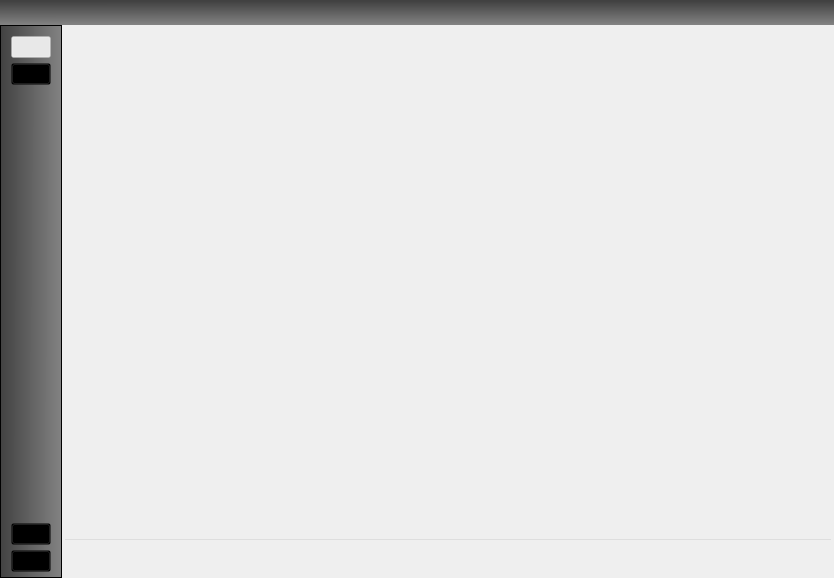
jirvoz/ivscd, file src/mainwindow.ui: the form before one commit.
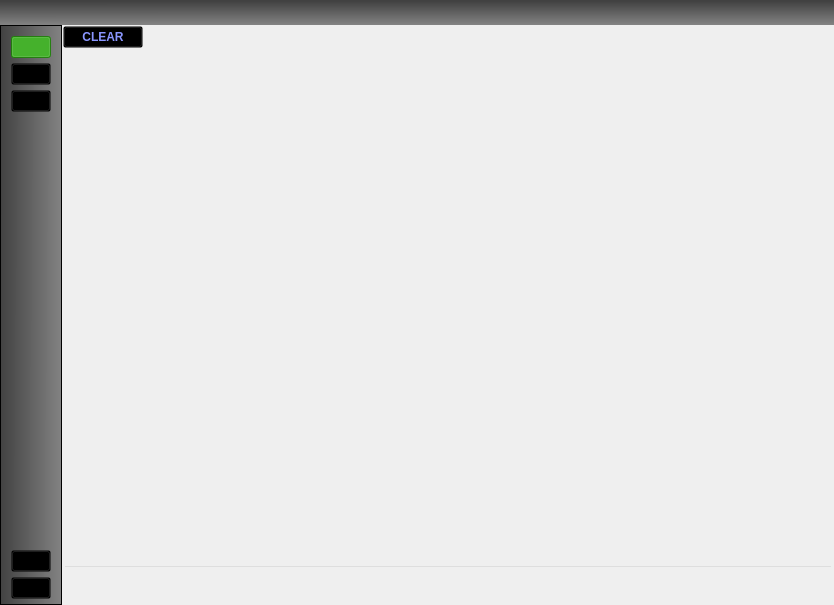
The form after the commit. The open tabs and pages were chosen to show the change. Icons and pictures are not drawn.

Patch:
```diff
--- a/src/mainwindow.ui
+++ b/src/mainwindow.ui
@@ -7,7 +7,7 @@
     <x>0</x>
     <y>0</y>
     <width>834</width>
-    <height>578</height>
+    <height>605</height>
    </rect>
   </property>
   <property name="sizePolicy">
@@ -27,7 +27,7 @@
    <property name="styleSheet">
     <string notr="true">background-color: rgba(0,0,0,0);</string>
    </property>
-   <layout class="QGridLayout" name="gridLayout_2" rowstretch="0,1,3,0" columnstretch="0,0,0" rowminimumheight="25,0,0,0">
+   <layout class="QGridLayout" name="gridLayout_2" rowstretch="0,1,3" columnstretch="0,0,0" rowminimumheight="25,0,0">
     <property name="leftMargin">
      <number>0</number>
     </property>
@@ -71,6 +71,9 @@
       <property name="layoutDirection">
        <enum>Qt::LeftToRight</enum>
       </property>
+      <property name="autoFillBackground">
+       <bool>false</bool>
+      </property>
       <property name="styleSheet">
        <string notr="true">QFrame{ background-color:  qlineargradient(spread:pad, x1:0, y1:0.528, x2:1, y2:0.534, stop:0 rgba(65, 65, 65, 255), stop:1 rgba(131, 131, 131, 255)); }
 
@@ -78,7 +81,7 @@
 QPushButton { background-color: rgba(0, 0, 0, 0); }
 QPushButton:pressed { background-color: rgba(255, 255, 255, 75);  }
 QPushButton:hover:!pressed { border: 1px solid rgb(238, 152, 45); background-color: rgba(238, 152, 45, 75); }
-QPushButton:checked { background-color: rgba(255,255,255,100); }</string>
+QPushButton:checked { background-color: rgba(31, 171, 0, 200); }</string>
       </property>
       <property name="frameShape">
        <enum>QFrame::Box</enum>
@@ -89,7 +92,7 @@
       <property name="lineWidth">
        <number>1</number>
       </property>
-      <layout class="QVBoxLayout" name="verticalLayout" stretch="0,0,1,0,0">
+      <layout class="QVBoxLayout" name="verticalLayout" stretch="0,0,0,1,0,0">
        <property name="spacing">
         <number>5</number>
        </property>
@@ -163,6 +166,32 @@
          </property>
         </widget>
        </item>
+       <item>
+        <widget class="QPushButton" name="bsDev">
+         <property name="focusPolicy">
+          <enum>Qt::NoFocus</enum>
+         </property>
+         <property name="toolTip">
+          <string>sDeviation</string>
+         </property>
+         <property name="text">
+          <string/>
+         </property>
+         <property name="icon">
+          <iconset resource="resources.qrc">
+           <normaloff>:/img/img/sdev.png</normaloff>:/img/img/sdev.png</iconset>
+         </property>
+         <property name="iconSize">
+          <size>
+           <width>40</width>
+           <height>40</height>
+          </size>
+         </property>
+         <property name="checkable">
+          <bool>true</bool>
+         </property>
+        </widget>
+       </item>
        <item>
         <spacer name="verticalSpacer">
          <property name="font">
@@ -1681,6 +1710,12 @@
        <zorder>basicWidgetsFrame</zorder>
       </widget>
       <widget class="QWidget" name="textInputPage">
+       <property name="styleSheet">
+        <string notr="true">QPushButton { background-color: rgba(0, 0, 0, 0); color: white;}
+QPushButton:pressed { background-color: rgba(255, 255, 255, 75);  }
+QPushButton:hover:!pressed { border: 1px solid rgb(238, 152, 45); background-color: rgba(238, 152, 45, 75); }
+QPushButton:disabled {color: rgb(136, 136, 136)}</string>
+       </property>
        <layout class="QHBoxLayout" name="horizontalLayout">
         <property name="spacing">
          <number>0</number>
@@ -1705,10 +1740,7 @@
           <property name="frameShadow">
            <enum>QFrame::Raised</enum>
           </property>
-          <layout class="QVBoxLayout" name="verticalLayout_4" stretch="1,0">
-           <property name="spacing">
-            <number>0</number>
-           </property>
+          <layout class="QGridLayout" name="gridLayout_4" rowstretch="0,1,0" columnstretch="0,1">
            <property name="leftMargin">
             <number>0</number>
            </property>
@@ -1721,17 +1753,69 @@
            <property name="bottomMargin">
             <number>0</number>
            </property>
-           <item>
+           <property name="spacing">
+            <number>0</number>
+           </property>
+           <item row="0" column="0">
+            <widget class="QPushButton" name="clearList">
+             <property name="font">
+              <font>
+               <weight>75</weight>
+               <bold>true</bold>
+              </font>
+             </property>
+             <property name="focusPolicy">
+              <enum>Qt::NoFocus</enum>
+             </property>
+             <property name="styleSheet">
+              <string notr="true">color: rgb(138, 150, 255);</string>
+             </property>
+             <property name="text">
+              <string>CLEAR</string>
+             </property>
+            </widget>
+           </item>
+           <item row="0" column="1">
+            <spacer name="horizontalSpacer">
+             <property name="orientation">
+              <enum>Qt::Horizontal</enum>
+             </property>
+             <property name="sizeHint" stdset="0">
+              <size>
+               <width>40</width>
+               <height>20</height>
+              </size>
+             </property>
+            </spacer>
+           </item>
+           <item row="1" column="0" colspan="2">
             <widget class="QListWidget" name="listWidget">
+             <property name="font">
+              <font>
+               <pointsize>20</pointsize>
+              </font>
+             </property>
+             <property name="styleSheet">
+              <string notr="true">color:white;</string>
+             </property>
              <property name="lineWidth">
               <number>0</number>
              </property>
+             <property name="alternatingRowColors">
+              <bool>false</bool>
+             </property>
+             <property name="horizontalScrollMode">
+              <enum>QAbstractItemView::ScrollPerPixel</enum>
+             </property>
+             <property name="viewMode">
+              <enum>QListView::ListMode</enum>
+             </property>
             </widget>
            </item>
-           <item>
+           <item row="2" column="0" colspan="2">
             <widget class="QLineEdit" name="lineEdit">
              <property name="sizePolicy">
-              <sizepolicy hsizetype="Expanding" vsizetype="Minimum">
+              <sizepolicy hsizetype="Expanding" vsizetype="Fixed">
                <horstretch>0</horstretch>
                <verstretch>0</verstretch>
               </sizepolicy>
```
Left out of the diff: 12 changed lines with no effect on the pictures.
